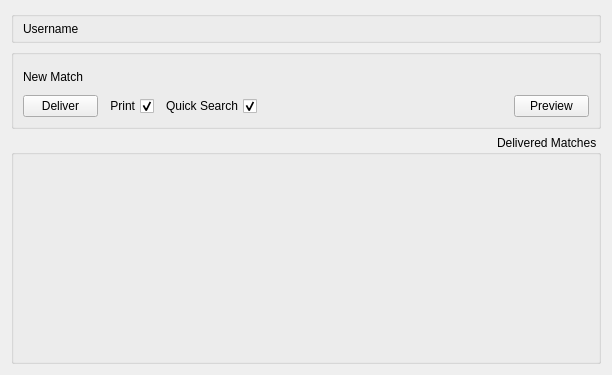
Above: Client/reghaabat/formoperator.ui from nournia/ketabkhaane before the change. Below: the same form after it.
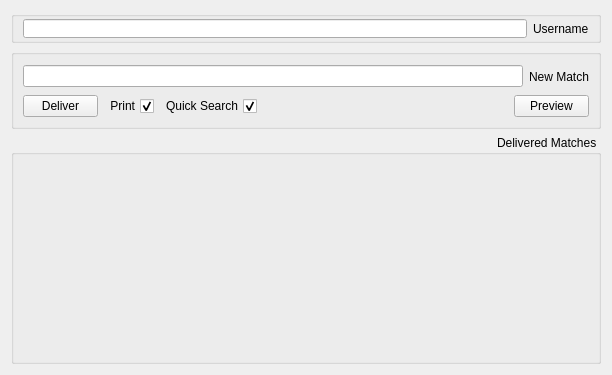
That is the form after the change. Custom widgets are drawn as their Qt base class.

```diff
--- a/Client/reghaabat/formoperator.ui
+++ b/Client/reghaabat/formoperator.ui
@@ -47,6 +47,9 @@
           </property>
          </widget>
         </item>
+        <item>
+         <widget class="MyLineEdit" name="eUser"/>
+        </item>
        </layout>
       </item>
      </layout>
@@ -82,6 +85,9 @@
           </property>
          </widget>
         </item>
+        <item>
+         <widget class="MyLineEdit" name="eMatch"/>
+        </item>
        </layout>
       </item>
       <item>
@@ -174,6 +180,13 @@
    </item>
   </layout>
  </widget>
+ <customwidgets>
+  <customwidget>
+   <class>MyLineEdit</class>
+   <extends>QLineEdit</extends>
+   <header>mylineedit.h</header>
+  </customwidget>
+ </customwidgets>
  <tabstops>
   <tabstop>bDeliver</tabstop>
   <tabstop>bPreview</tabstop>
```
